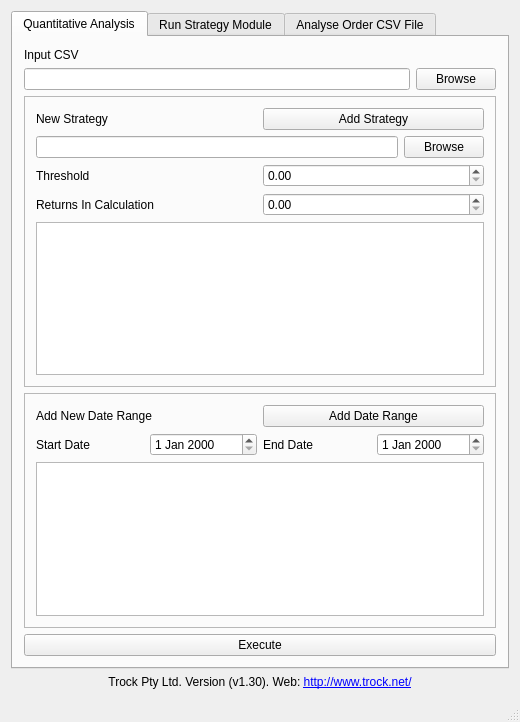
Old version of the form GUI_Mohamamd_2/mainwindow.ui in the repository mobeigi/Algorithmic-Trading.
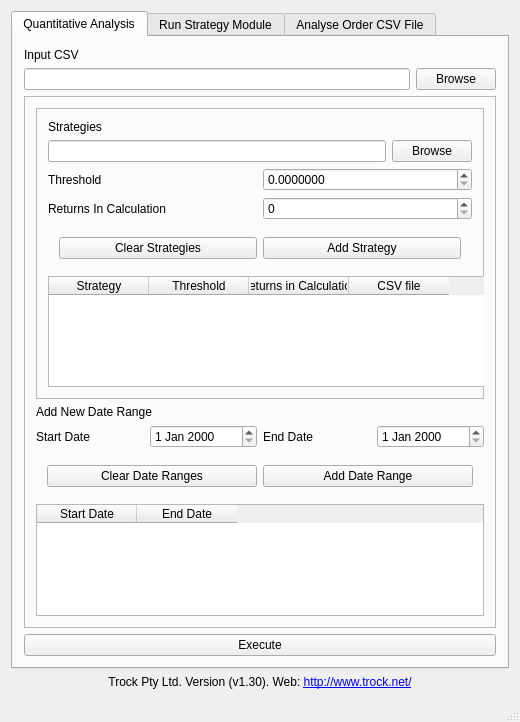
New version of the form.

The edit to the form file:
```diff
--- a/GUI_Mohamamd_2/mainwindow.ui
+++ b/GUI_Mohamamd_2/mainwindow.ui
@@ -7,7 +7,7 @@
     <x>0</x>
     <y>0</y>
     <width>520</width>
-    <height>721</height>
+    <height>722</height>
    </rect>
   </property>
   <property name="sizePolicy">
@@ -70,6 +70,15 @@
           </item>
          </layout>
         </item>
+        <item>
+         <widget class="QFrame" name="frame_2">
+          <property name="frameShape">
+           <enum>QFrame::StyledPanel</enum>
+          </property>
+          <property name="frameShadow">
+           <enum>QFrame::Raised</enum>
+          </property>
+          <layout class="QVBoxLayout" name="verticalLayout_11">
         <item>
          <widget class="QFrame" name="frame">
           <property name="frameShape">
@@ -84,16 +93,12 @@
              <item>
               <layout class="QHBoxLayout" name="horizontalLayout_8">
                <item>
-                <widget class="QLabel" name="label_2">
-                 <property name="text">
-                  <string>New Strategy</string>
-                 </property>
-                </widget>
-               </item>
-               <item>
-                <widget class="QPushButton" name="pushButton_3">
+                   <widget class="QLabel" name="analysisStrategyLabel">
+                    <property name="styleSheet">
+                     <string notr="true">qproperty-alignment: AlignCenter;</string>
+                    </property>
                  <property name="text">
-                  <string>Add Strategy</string>
+                     <string>Strategies</string>
                  </property>
                 </widget>
                </item>
@@ -125,7 +130,11 @@
               </widget>
              </item>
              <item>
-              <widget class="QDoubleSpinBox" name="doubleSpinBox"/>
+                 <widget class="QDoubleSpinBox" name="analysisThreshold">
+                  <property name="decimals">
+                   <number>7</number>
+                  </property>
+                 </widget>
              </item>
             </layout>
            </item>
@@ -139,43 +148,96 @@
               </widget>
              </item>
              <item>
-              <widget class="QDoubleSpinBox" name="doubleSpinBox_2"/>
+                 <widget class="QDoubleSpinBox" name="analysisReturns">
+                  <property name="decimals">
+                   <number>0</number>
+                  </property>
+                  <property name="maximum">
+                   <double>100.000000000000000</double>
+                  </property>
+                 </widget>
              </item>
             </layout>
            </item>
            <item>
-            <widget class="QListView" name="listView"/>
-           </item>
+               <widget class="QFrame" name="analysisStrategyFrame">
+                <layout class="QHBoxLayout" name="horizontalLayout_9">
+                 <item>
+                  <widget class="QPushButton" name="clearStrategyButton">
+                   <property name="text">
+                    <string>Clear Strategies</string>
+                   </property>
+                  </widget>
+                 </item>
+                 <item>
+                  <widget class="QPushButton" name="addStrategyButton">
+                   <property name="text">
+                    <string>Add Strategy</string>
+                   </property>
+                  </widget>
+                 </item>
           </layout>
          </widget>
         </item>
         <item>
-         <widget class="QFrame" name="frame_2">
-          <property name="frameShape">
-           <enum>QFrame::StyledPanel</enum>
-          </property>
-          <property name="frameShadow">
-           <enum>QFrame::Raised</enum>
-          </property>
-          <layout class="QVBoxLayout" name="verticalLayout_11">
+               <widget class="QTableWidget" name="analysisStrategyList">
+                <property name="sizePolicy">
+                 <sizepolicy hsizetype="Expanding" vsizetype="Expanding">
+                  <horstretch>0</horstretch>
+                  <verstretch>0</verstretch>
+                 </sizepolicy>
+                </property>
+                <property name="minimumSize">
+                 <size>
+                  <width>460</width>
+                  <height>107</height>
+                 </size>
+                </property>
+                <column>
+                 <property name="text">
+                  <string>Strategy</string>
+                 </property>
+                </column>
+                <column>
+                 <property name="text">
+                  <string>Threshold</string>
+                 </property>
+                </column>
+                <column>
+                 <property name="text">
+                  <string>Returns in Calculation</string>
+                 </property>
+                 <property name="whatsThis">
+                  <string/>
+                 </property>
+                 <property name="textAlignment">
+                  <set>AlignHCenter|AlignVCenter|AlignCenter</set>
+                 </property>
+                </column>
+                <column>
+                 <property name="text">
+                  <string>CSV file</string>
+                 </property>
+                </column>
+               </widget>
+              </item>
+             </layout>
+            </widget>
+           </item>
            <item>
             <layout class="QVBoxLayout" name="verticalLayout_10">
              <item>
               <layout class="QHBoxLayout" name="horizontalLayout_11">
                <item>
                 <widget class="QLabel" name="label_5">
+                 <property name="styleSheet">
+                  <string notr="true">qproperty-alignment: AlignCenter;</string>
+                 </property>
                  <property name="text">
                   <string>Add New Date Range</string>
                  </property>
                 </widget>
                </item>
-               <item>
-                <widget class="QPushButton" name="pushButton_4">
-                 <property name="text">
-                  <string>Add Date Range</string>
-                 </property>
-                </widget>
-               </item>
               </layout>
              </item>
              <item>
@@ -205,13 +267,47 @@
             </layout>
            </item>
            <item>
-            <widget class="QListView" name="listView_2"/>
-           </item>
+            <widget class="QFrame" name="analysisDateButtonFrame">
+             <layout class="QHBoxLayout" name="horizontalLayout_10">
+              <item>
+               <widget class="QPushButton" name="analysisClearDateButton">
+                <property name="text">
+                 <string>Clear Date Ranges</string>
+                </property>
+               </widget>
+              </item>
+              <item>
+               <widget class="QPushButton" name="analysisAddDateButton">
+                <property name="text">
+                 <string>Add Date Range</string>
+                </property>
+               </widget>
+              </item>
           </layout>
          </widget>
         </item>
         <item>
-         <widget class="QPushButton" name="pushButton_5">
+            <widget class="QTableWidget" name="analysisListDate">
+             <property name="styleSheet">
+              <string notr="true"/>
+             </property>
+             <column>
+              <property name="text">
+               <string>Start Date</string>
+              </property>
+             </column>
+             <column>
+              <property name="text">
+               <string>End Date</string>
+              </property>
+             </column>
+            </widget>
+           </item>
+          </layout>
+         </widget>
+        </item>
+        <item>
+         <widget class="QPushButton" name="analysisExecuteButton">
           <property name="text">
            <string>Execute</string>
           </property>
```
Left out of the diff: 16 changed lines with no effect on the pictures. Lines whose indentation alone changed are shown as unchanged.
